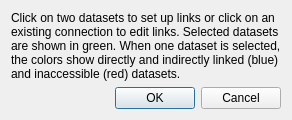
First picture: the form in glue/dialogs/link_editor/qt/link_editor_dialog.ui, repository glue-viz/glue, before the edit.
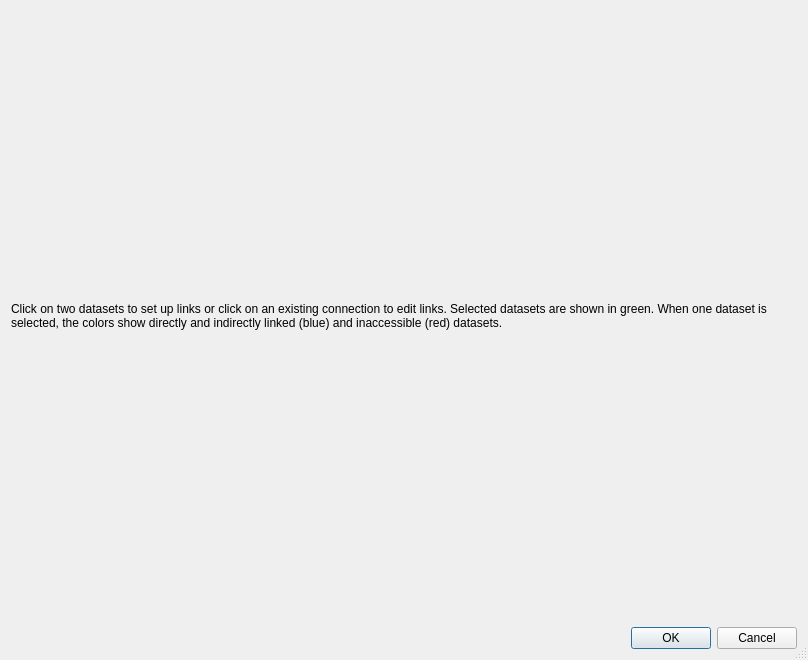
Second picture: the form after the edit.

Commit message: Fix UI issues with refactored link dialog, and updated tests

What changed in the file:
```diff
--- a/glue/dialogs/link_editor/qt/link_editor_dialog.ui
+++ b/glue/dialogs/link_editor/qt/link_editor_dialog.ui
@@ -14,11 +14,11 @@
    <string>Link Editor</string>
   </property>
   <property name="sizeGripEnabled">
-   <bool>false</bool>
+   <bool>true</bool>
   </property>
   <layout class="QVBoxLayout" name="verticalLayout_2">
    <property name="sizeConstraint">
-    <enum>QLayout::SetFixedSize</enum>
+    <enum>QLayout::SetDefaultConstraint</enum>
    </property>
    <item>
     <widget class="QLabel" name="help_text">
```
The commit also changes 5 other files.
